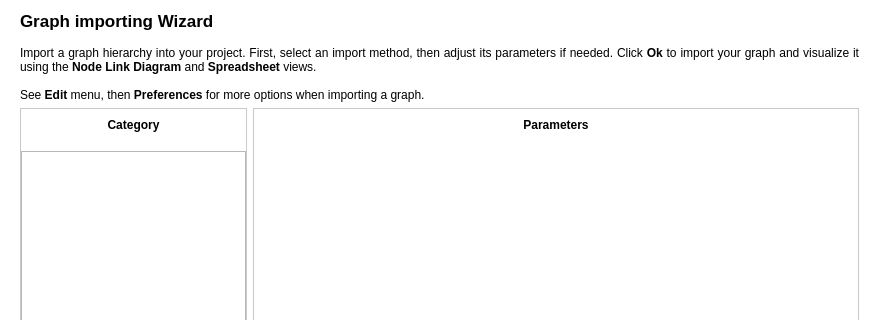
Old version of the form plugins/perspective/GraphPerspective/designer/ImportWizard.ui in the repository Tulip-Dev/tulip; both pictures show x 0 to 879 and y 0 to 320 of the 879 by 458 pixel window.
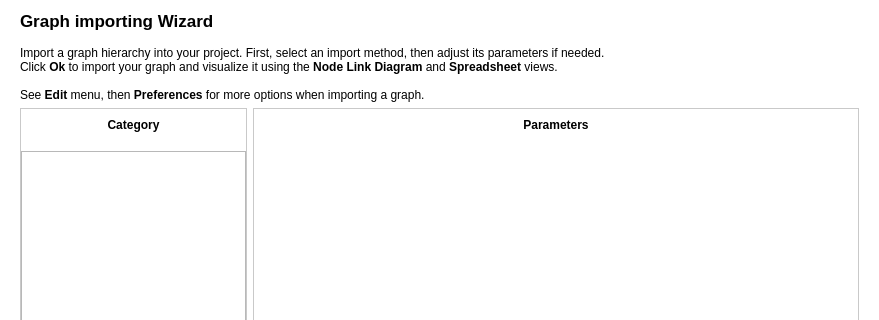
New version of the form. Icons and pictures are not drawn.

Commit message: more Import/Export/Save fixes and enhancements

The edit to the form file:
```diff
--- a/plugins/perspective/GraphPerspective/designer/ImportWizard.ui
+++ b/plugins/perspective/GraphPerspective/designer/ImportWizard.ui
@@ -68,7 +68,7 @@
     <item>
      <widget class="QLabel" name="label">
       <property name="text">
-       <string>&lt;html&gt;&lt;head/&gt;&lt;body&gt;&lt;p align=&quot;justify&quot;&gt;Import a graph hierarchy into your project. First, select an import method, then adjust its parameters if needed. Click &lt;span style=&quot; font-weight:600;&quot;&gt;Ok&lt;/span&gt; to import your graph and visualize it using the &lt;span style=&quot; font-weight:600;&quot;&gt;Node Link Diagram&lt;/span&gt; and &lt;span style=&quot; font-weight:600;&quot;&gt;Spreadsheet&lt;/span&gt; views.&lt;br/&gt;&lt;br/&gt;See &lt;span style=&quot; font-weight:600;&quot;&gt;Edit&lt;/span&gt; menu, then &lt;span style=&quot; font-weight:600;&quot;&gt;Preferences &lt;/span&gt;for more options when importing a graph.&lt;/p&gt;&lt;/body&gt;&lt;/html&gt;</string>
+       <string>&lt;html&gt;&lt;head/&gt;&lt;body&gt;&lt;p align=&quot;justify&quot;&gt;Import a graph hierarchy into your project. First, select an import method, then adjust its parameters if needed.&lt;br/&gt;Click &lt;span style=&quot; font-weight:600;&quot;&gt;Ok&lt;/span&gt; to import your graph and visualize it using the &lt;span style=&quot; font-weight:600;&quot;&gt;Node Link Diagram&lt;/span&gt; and &lt;span style=&quot; font-weight:600;&quot;&gt;Spreadsheet&lt;/span&gt; views.&lt;br/&gt;&lt;br/&gt;See &lt;span style=&quot; font-weight:600;&quot;&gt;Edit&lt;/span&gt; menu, then &lt;span style=&quot; font-weight:600;&quot;&gt;Preferences &lt;/span&gt;for more options when importing a graph.&lt;/p&gt;&lt;/body&gt;&lt;/html&gt;</string>
       </property>
       <property name="wordWrap">
        <bool>true</bool>
```
The commit also changes 2 other files.
